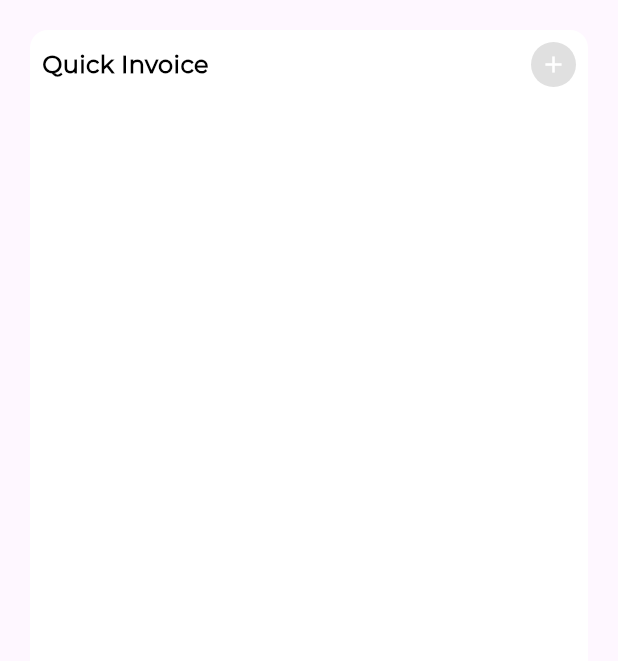
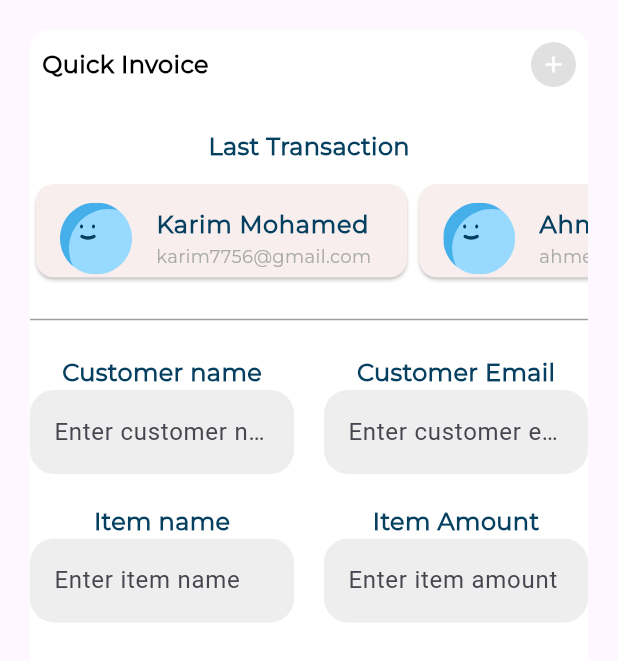
Before and after one commit to karimmohamed0270/Responsive-Dashboard, a Flutter app: the QuickInvoice widget shown alone on an empty page, opened directly, on a phone screen of 412 x 824 dp. Shown: the top 661 px of the screen. Run offline on Flutter 3.47's test engine with Material 3 defaults, Android fonts, the phone set to English and light mode, and no system bars; our stand-ins replace flutter_svg.

Commit message:
create quick invoice form

```diff
--- /dev/null
+++ b/lib/widgets/custom_text_field.dart
@@ -0,0 +1,22 @@
+import 'package:flutter/material.dart';
+
+class CustomTextField extends StatelessWidget {
+  const CustomTextField({super.key, required this.hintText});
+
+  final String hintText;
+
+  @override
+  Widget build(BuildContext context) {
+    return TextField(
+      decoration: InputDecoration(
+        fillColor: Colors.grey[200],
+        filled: true,
+        hintText: hintText,
+        enabledBorder: OutlineInputBorder(
+          borderRadius: BorderRadius.circular(16),
+          borderSide: const BorderSide(color: Colors.transparent),
+        ),
+      ),
+    );
+  }
+}
--- a/lib/widgets/desktop_layout.dart
+++ b/lib/widgets/desktop_layout.dart
@@ -16,8 +16,10 @@ class DesktopLayout extends StatelessWidget {
         Expanded(
           child: Column(
             children: [
-              Expanded(child: Allexpenses()),
-              Expanded(child: QuickInvoice()),
+              // Expanded(child: Allexpenses()),
+              // Expanded(child: QuickInvoice()),
+              Allexpenses(),
+              QuickInvoice(),
             ],
           ),
         ),
--- a/lib/widgets/quick_invoice.dart
+++ b/lib/widgets/quick_invoice.dart
@@ -1,5 +1,6 @@
 import 'package:flutter/material.dart';
 import 'package:responesive_dashboard/widgets/quick_invoice_header.dart';
+import 'package:responesive_dashboard/widgets/quickinvoice_last_transaction.dart';
 
 class QuickInvoice extends StatelessWidget {
   const QuickInvoice({super.key});
@@ -19,6 +20,10 @@ class QuickInvoice extends StatelessWidget {
           children: [
             // header
             QuickInvoiceHeader(),
+
+            SizedBox(height: 20),
+            //  last transaction section
+            LastTransaction(),
           ],
         ),
       ),
--- /dev/null
+++ b/lib/widgets/quick_invoice_form.dart
@@ -0,0 +1,53 @@
+import 'package:flutter/material.dart';
+import 'package:responesive_dashboard/widgets/titletextfield.dart';
+
+//  that contain all textfields of quick invoice form and the button of submit invoice
+
+class QuickInvoiceForm extends StatelessWidget {
+  const QuickInvoiceForm({super.key});
+
+  @override
+  Widget build(BuildContext context) {
+    return Column(
+      children: [
+        Row(
+          children: [
+            Expanded(
+              child: Titletextfield(
+                textdata: "Customer name",
+                hintText: 'Enter customer name',
+              ),
+            ),
+            SizedBox(width: 20),
+            Expanded(
+              child: Titletextfield(
+                textdata: "Customer Email",
+                hintText: 'Enter customer email',
+              ),
+            ),
+          ],
+        ),
+
+        SizedBox(height: 20),
+        //  ROW 2
+        Row(
+          children: [
+            Expanded(
+              child: Titletextfield(
+                textdata: "Item name",
+                hintText: 'Enter item name',
+              ),
+            ),
+            SizedBox(width: 20),
+            Expanded(
+              child: Titletextfield(
+                textdata: "Item Amount",
+                hintText: 'Enter item amount',
+              ),
+            ),
+          ],
+        ),
+      ],
+    );
+  }
+}
--- a/lib/widgets/quickinvoice_last_transaction.dart
+++ b/lib/widgets/quickinvoice_last_transaction.dart
@@ -1,8 +1,8 @@
 import 'package:flutter/material.dart';
-import 'package:responesive_dashboard/models/user_info_model.dart';
-import 'package:responesive_dashboard/utils/appImages.dart';
 import 'package:responesive_dashboard/utils/app_style.dart';
-import 'package:responesive_dashboard/widgets/user_info_listtile.dart';
+import 'package:responesive_dashboard/widgets/custom_text_field.dart';
+import 'package:responesive_dashboard/widgets/quick_invoice_form.dart';
+import 'package:responesive_dashboard/widgets/quickinvoiceuserinfobuilder.dart';
 
 class LastTransaction extends StatelessWidget {
   const LastTransaction({super.key});
@@ -11,8 +11,18 @@ class LastTransaction extends StatelessWidget {
   Widget build(BuildContext context) {
     return Column(
       children: [
-        Text("Last Transaction", style: AppStyles.styleMedium16),
+        // header
+        Text("Last Transaction", style: AppStyles.styleSemiBold16),
         SizedBox(height: 10),
+
+        // users
+        UserInfoBuilder(),
+
+        // divider
+        const Divider(thickness: 1, height: 48, color: Colors.grey),
+
+        // textfields
+        QuickInvoiceForm(),
       ],
     );
   }
--- a/lib/widgets/quickinvoiceuserinfobuilder.dart
+++ b/lib/widgets/quickinvoiceuserinfobuilder.dart
@@ -26,11 +26,19 @@ class UserInfoBuilder extends StatelessWidget {
 
   @override
   Widget build(BuildContext context) {
-    return ListView.builder(
-      itemCount: usersinfomoedl.length,
-      itemBuilder: (context, index) {
-        return UserInfoListtile(userinfo: usersinfomoedl[index]);
-      },
+    // important note: we have a problem here because we want to use listview inside column and this will cause an error because listview has infinite height and column has infinite height so we will solve this problem by giving the listview a fixed height using sizedbox and we will use intrinsicwidth to solve the problem of listtile width because listtile has infinite width and this will cause an error because listview has infinite width so we will solve this problem by giving the listtile a fixed width using intrinsicwidth
+    // to solve the problem of listview inside column we will use sizedbox to give it a height and we will use intrinsicwidth to solve the problem of listtile width
+    return SizedBox(
+      height: 70,
+      child: ListView.builder(
+        scrollDirection: Axis.horizontal,
+        itemCount: usersinfomoedl.length,
+        itemBuilder: (context, index) {
+          return IntrinsicWidth(
+            child: UserInfoListtile(userinfo: usersinfomoedl[index]),
+          );
+        },
+      ),
     );
   }
 }
--- /dev/null
+++ b/lib/widgets/titletextfield.dart
@@ -0,0 +1,26 @@
+import 'package:flutter/material.dart';
+import 'package:responesive_dashboard/utils/app_style.dart';
+import 'package:responesive_dashboard/widgets/custom_text_field.dart';
+
+class Titletextfield extends StatelessWidget {
+  const Titletextfield({
+    super.key,
+    required this.textdata,
+    required this.hintText,
+  });
+  final String textdata;
+  final String hintText;
+
+  @override
+  Widget build(BuildContext context) {
+    return Column(
+      mainAxisAlignment: MainAxisAlignment.start,
+      children: [
+        //1 title
+        Text(textdata, style: AppStyles.styleSemiBold16),
+        //2 textfield
+        CustomTextField(hintText: hintText),
+      ],
+    );
+  }
+}
```
